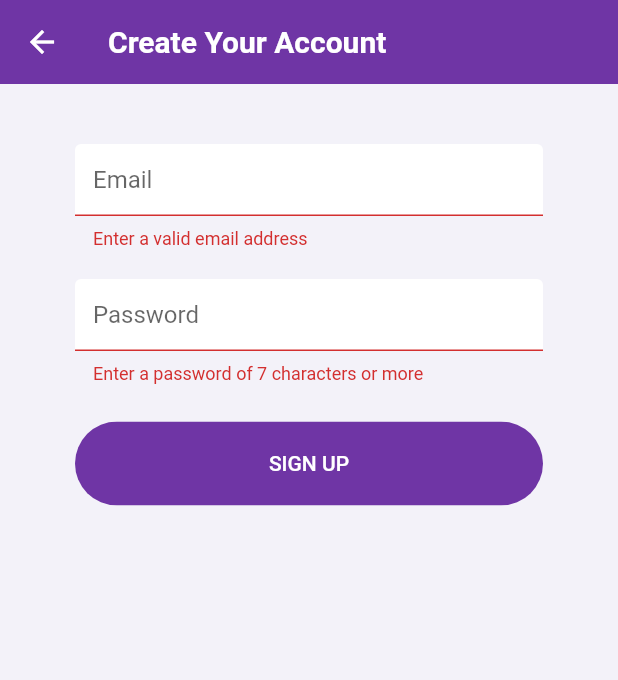
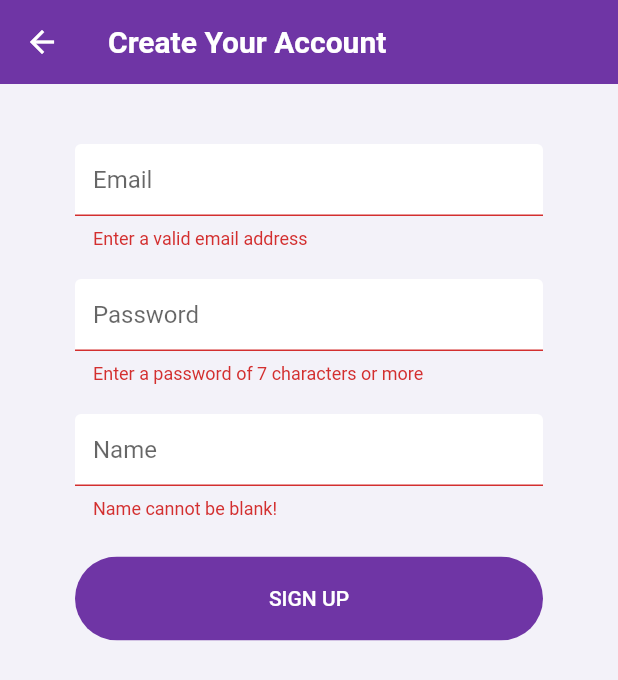
Before and after one commit to chwoozy/dayly, a Flutter app: the SignUp screen opened by its route, after a tap on "SIGN UP", on a phone screen of 412 x 824 dp. Shown: the top 680 px of the screen. Run offline on Flutter 3.47's test engine with Material 2 defaults, Android fonts, the phone set to English and light mode, and no system bars; our stand-ins replace cloud_firestore, email_validator, firebase_auth, flutter_spinkit; accounts and stored records are empty.

Commit message:
fix signup loading screen

```diff
--- a/lib/pages/authenticate/signup.dart
+++ b/lib/pages/authenticate/signup.dart
@@ -20,6 +20,7 @@ class _SignUpState extends State<SignUp> {
   //Sign in details state
   String email = '';
   String password = '';
+  String name = '';
   String error = '';
 
   @override
@@ -65,13 +66,23 @@ class _SignUpState extends State<SignUp> {
                   },
                 ),
                 SizedBox(height: 20.0,),
+                TextFormField(
+                  decoration: authTextInputDecoration.copyWith(hintText: 'Name'),
+                  validator: (value) => value.length < 1 ?  'Name cannot be blank!' : null,
+                  onChanged: (value) {
+                    setState(() {
+                      name = value;
+                    });
+                  },
+                ),
+                SizedBox(height: 20.0,),
                 RoundedButton(
                   color: primaryPurple,
                   text: 'SIGN UP',
                   press: () async {
                     if(_formKey.currentState.validate()) {
-                      loading = true;
-                      dynamic result = await _authService.signUpWithEmailAndPassword(email, password);
+                      setState(() => loading = true);
+                      dynamic result = await _authService.signUpWithEmailAndPassword(email, password, name);
                       if (result == null) {
                         setState(() {
                           error = 'Email address is already in use!';
--- a/lib/services/auth.dart
+++ b/lib/services/auth.dart
@@ -1,22 +1,23 @@
 import 'package:dayly/pages/models/user.dart';
+import 'package:dayly/services/database.dart';
 import 'package:firebase_auth/firebase_auth.dart';
 
 class AuthService {
 
   final FirebaseAuth _auth = FirebaseAuth.instance;
 
-  //User Object from FirebaseUser
+  // User Object from FirebaseUser
   User _userFromFirebaseUser(FirebaseUser user) {
     return user != null ? User(uid: user.uid) : null;
   }
 
-  //Auth Change Stream
+  // Auth Change Stream
   Stream<User> get user {
     return _auth.onAuthStateChanged
     .map((FirebaseUser user) => _userFromFirebaseUser(user));
   }
 
-  //sign in anon
+  // Sign in anon
   Future signInAnon() async {
     try {
       AuthResult result = await _auth.signInAnonymously();
@@ -28,7 +29,7 @@ class AuthService {
     }
   }
 
-  //Email Login
+  // Email Login
   Future loginWithEmailAndPassword(String email, String password) async {
     try {
       AuthResult result = await _auth.signInWithEmailAndPassword(email: email, password: password);
@@ -40,11 +41,14 @@ class AuthService {
     }
   }
 
-  //Email Signup
-  Future signUpWithEmailAndPassword(String email, String password) async {
+  // Email Signup
+  Future signUpWithEmailAndPassword(String email, String password, String name) async {
     try {
       AuthResult result = await _auth.createUserWithEmailAndPassword(email: email, password: password);
       FirebaseUser user = result.user;
+
+      // Create a new collection document for user with the uid
+      await DatabaseService(uid: user.uid).updateUserData(name, "student");
       return _userFromFirebaseUser(user);
     } catch(e) {
       print(e.toString());
--- a/lib/services/database.dart
+++ b/lib/services/database.dart
@@ -2,5 +2,16 @@ import 'package:cloud_firestore/cloud_firestore.dart';
 
 class DatabaseService {
 
+  final String uid;
+  DatabaseService({ this.uid });
+
   // Collection Reference
+  final CollectionReference userCollection = Firestore.instance.collection('user');
+
+  Future updateUserData(String name, String usertype) async {
+    return await userCollection.document(uid).setData({
+      'name' : name,
+      'usertype' : usertype,
+    });
+  }
 }
```
